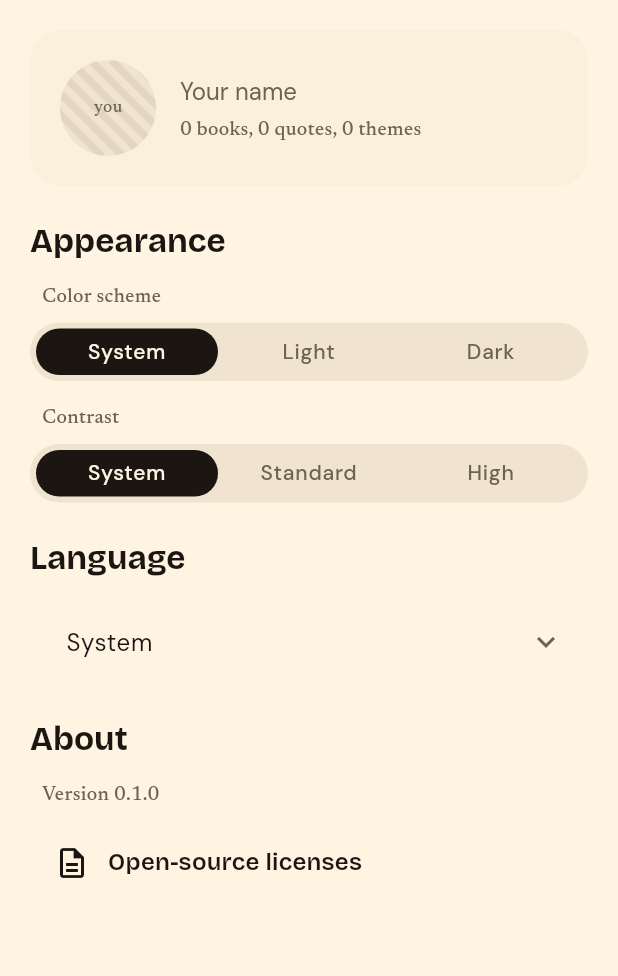
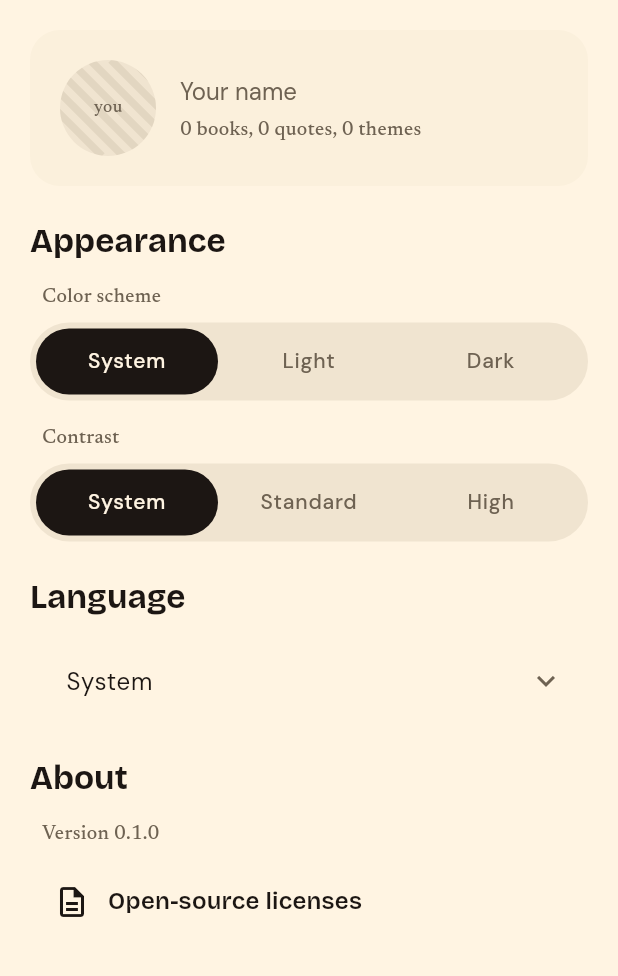
Before and after one commit to timdavidfriedrich/book_marker, a Flutter app: the screen it shows after launch, after a tap on "you", on a phone screen of 412 x 824 dp, the part 96-1072 px from its top. Run offline on Flutter 3.47's test engine with Material 3 defaults, Android fonts, the phone set to English and light mode, and no system bars; our stand-ins replace audioplayers, camera, dart_mappable, dio, drift, drift_flutter and 8 more; missing offline and left inert: google_mlkit_text_recognition, mobile_scanner, record; accounts and stored records are empty; generated files the repository leaves out were written again; project files that could hold a hidden picture were left out.

Commit message:
[CHANGE] route all toggles through the shared segmented toggle and raise its height
Co-Authored-By: Claude Opus 5 <noreply@anthropic.com>
Claude-Session: https://claude.ai/code/session_017yoVNYu8yqgxZS9oQ8qcA7

```diff
--- a/packages/feature_library/lib/presentation/library/library_screen.dart
+++ b/packages/feature_library/lib/presentation/library/library_screen.dart
@@ -27,11 +27,10 @@ import 'package:shared/presentation/widgets/selectable_chip.dart';
 import 'package:shared/presentation/widgets/tab_header.dart';
 
 const _searchFieldHeight = 56.0;
-const _toggleHeight = 40.0;
 const _chipHeight = 32.0;
 const _wideTitleBarHeight = _searchFieldHeight + Spacing.m + Spacing.s;
-const _headerHeight = _searchFieldHeight + Spacing.m + _toggleHeight + Spacing.xs;
-const _wideHeaderHeight = _toggleHeight + Spacing.xs;
+const _headerHeight = _searchFieldHeight + Spacing.m + segmentedToggleHeight + Spacing.xs;
+const _wideHeaderHeight = segmentedToggleHeight + Spacing.xs;
 const _chipsHeight = Spacing.xs + _chipHeight + Spacing.m;
 const _toggleMaxWidth = 480.0;
 const _shelfPreviewOffset = 22.0;
--- a/packages/shared/lib/presentation/widgets/segmented_toggle.dart
+++ b/packages/shared/lib/presentation/widgets/segmented_toggle.dart
@@ -4,11 +4,15 @@ import 'package:shared/presentation/extensions/context_extensions.dart';
 import 'package:shared/presentation/widgets/ink_tap_box.dart';
 
 const _trackPadding = 4.0;
+const _segmentHeight = 44.0;
+const _labelFontSize = 14.0;
+const segmentedToggleHeight = _segmentHeight + _trackPadding * 2;
 
 class const SegmentedToggle({
   required final List<String> _labels,
   required final int _selectedIndex,
   required final ValueChanged<int> _onChanged,
+  final bool _isExpanded = true,
   final Color? _trackColor,
   final Color? _activeColor,
   final Color? _activeTextColor,
@@ -22,34 +26,63 @@ class const SegmentedToggle({
     final activeTextColor = _activeTextColor ?? context.c.onInverseSurface;
     final inactiveTextColor = _inactiveTextColor ?? context.c.onSurfaceVariant;
     return Container(
+      height: segmentedToggleHeight,
       padding: const EdgeInsets.all(_trackPadding),
       decoration: BoxDecoration(
         color: trackColor,
         borderRadius: BorderRadius.circular(Spacing.radiusFull),
       ),
       child: Row(
+        mainAxisSize: _isExpanded ? MainAxisSize.max : MainAxisSize.min,
+        crossAxisAlignment: CrossAxisAlignment.stretch,
         children: [
           for (var index = 0; index < _labels.length; index++)
-            Expanded(
-              child: InkTapBox(
-                onTap: () => _onChanged(index),
-                color: index == _selectedIndex ? activeColor : Colors.transparent,
-                radius: Spacing.radiusFull,
-                padding: const EdgeInsets.symmetric(horizontal: Spacing.m, vertical: Spacing.xs),
-                child: Text(
-                  _labels[index],
-                  textAlign: TextAlign.center,
-                  maxLines: 1,
-                  overflow: TextOverflow.ellipsis,
-                  style: context.t.labelMedium?.copyWith(
-                    color: index == _selectedIndex ? activeTextColor : inactiveTextColor,
-                    fontSize: 14,
-                  ),
-                ),
-              ),
+            _Segment(
+              label: _labels[index],
+              isExpanded: _isExpanded,
+              isSelected: index == _selectedIndex,
+              activeColor: activeColor,
+              activeTextColor: activeTextColor,
+              inactiveTextColor: inactiveTextColor,
+              onTap: () => _onChanged(index),
             ),
         ],
       ),
     );
   }
 }
+
+class const _Segment({
+  required final String _label,
+  required final bool _isExpanded,
+  required final bool _isSelected,
+  required final Color _activeColor,
+  required final Color _activeTextColor,
+  required final Color _inactiveTextColor,
+  required final VoidCallback _onTap,
+}) extends StatelessWidget {
+  @override
+  Widget build(BuildContext context) {
+    final segment = InkTapBox(
+      onTap: _onTap,
+      color: _isSelected ? _activeColor : Colors.transparent,
+      radius: Spacing.radiusFull,
+      padding: const EdgeInsets.symmetric(horizontal: Spacing.m),
+      // * widthFactor keeps the label measurable while the row is only as wide as its content
+      child: Align(
+        widthFactor: 1,
+        child: Text(
+          _label,
+          textAlign: TextAlign.center,
+          maxLines: 1,
+          overflow: TextOverflow.ellipsis,
+          style: context.t.labelMedium?.copyWith(
+            color: _isSelected ? _activeTextColor : _inactiveTextColor,
+            fontSize: _labelFontSize,
+          ),
+        ),
+      ),
+    );
+    return _isExpanded ? Expanded(child: segment) : segment;
+  }
+}
```
Also changed, not shown: packages/feature_capture/lib/presentation/capture/capture_screen.dart (+12 -32 lines), packages/feature_capture/lib/presentation/marking/marking_screen.dart (+6 -27 lines).
